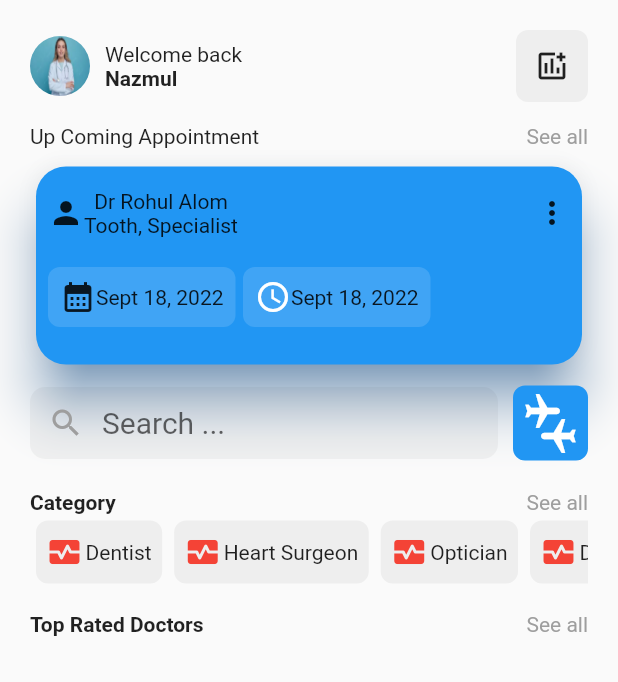
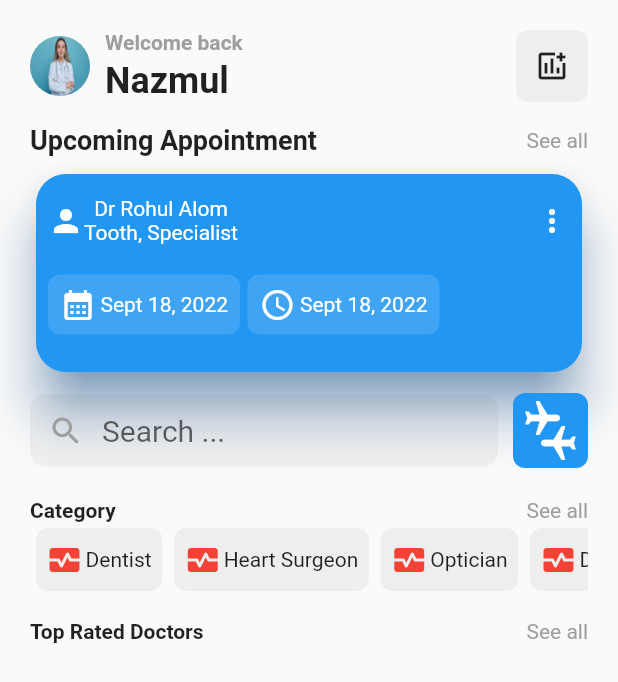
Before and after one commit to ernestkoko/kora_play, a Flutter app: the HomePage screen opened directly, on a phone screen of 412 x 824 dp. Shown: the top 682 px of the screen. Run offline on Flutter 3.47's test engine with Material 2 defaults, Android fonts, the phone set to English and light mode, and no system bars; our stand-ins replace smooth_page_indicator.

```diff
--- a/lib/app/modules/home_module/home_page.dart
+++ b/lib/app/modules/home_module/home_page.dart
@@ -31,14 +31,15 @@ class HomePage extends StatelessWidget {
                                 fit: BoxFit.fill,
                                 height: 40,
                                 width: 40,
-                              ))),
+                              ),),),
                       Column(
                         crossAxisAlignment: CrossAxisAlignment.start,
                         children: const [
-                          Text("Welcome back"),
+                          Text("Welcome back", style: TextStyle(color: Colors.grey, fontWeight: FontWeight.bold),),
+                          SizedBox(height: 4,),
                           Text(
                             "Nazmul",
-                            style: TextStyle(fontWeight: FontWeight.bold),
+                            style: TextStyle(fontWeight: FontWeight.bold, fontSize: 24),
                           )
                         ],
                       )
@@ -63,7 +64,7 @@ class HomePage extends StatelessWidget {
               Row(
                 mainAxisAlignment: MainAxisAlignment.spaceBetween,
                 children: const [
-                  Text("Up Coming Appointment"),
+                  Text("Upcoming Appointment", style: TextStyle(fontWeight: FontWeight.bold, fontSize: 18)),
                   Text(
                     "See all",
                     style: TextStyle(color: Colors.grey),
@@ -89,16 +90,16 @@ class HomePage extends StatelessWidget {
                         children: [
                           Row(
                             children: [
-                              const Icon(Icons.person),
+                              const Icon(Icons.person, color: Colors.white,),
                               Column(
                                 children: const [
-                                  Text("Dr Rohul Alom"),
-                                  Text("Tooth, Specialist")
+                                  Text("Dr Rohul Alom", style: TextStyle(color: Colors.white)),
+                                  Text("Tooth, Specialist", style: TextStyle(color: Colors.white))
                                 ],
                               )
                             ],
                           ),
-                          const Icon(Icons.more_vert_rounded)
+                          const Icon(Icons.more_vert_rounded, color: Colors.white,)
                         ],
                       ),
                       const SizedBox(
@@ -117,8 +118,9 @@ class HomePage extends StatelessWidget {
                                         BorderRadius.all(Radius.circular(8)))),
                             child: Row(
                               children: const [
-                                Icon(Icons.calendar_month),
-                                Text("Sept 18, 2022")
+                                Icon(Icons.calendar_month, color: Colors.white,),
+                                SizedBox(width: 3,),
+                                Text("Sept 18, 2022", style: TextStyle(color: Colors.white))
                               ],
                             ),
                           ),
@@ -140,7 +142,8 @@ class HomePage extends StatelessWidget {
                                   Icons.access_time_outlined,
                                   color: Colors.white,
                                 ),
-                                Text("Sept 18, 2022")
+                                SizedBox(width: 3,),
+                                Text("Sept 18, 2022", style: TextStyle(color: Colors.white),)
                               ],
                             ),
                           )
--- a/pubspec.yaml
+++ b/pubspec.yaml
@@ -35,6 +35,7 @@ dependencies:
   # Use with the CupertinoIcons class for iOS style icons.
   cupertino_icons: ^1.0.2
   smooth_page_indicator: ^1.0.0+2
+  flutter_slidable: ^2.0.0
 
 dev_dependencies:
   flutter_test:
```
Also changed, not shown: pubspec.lock.
